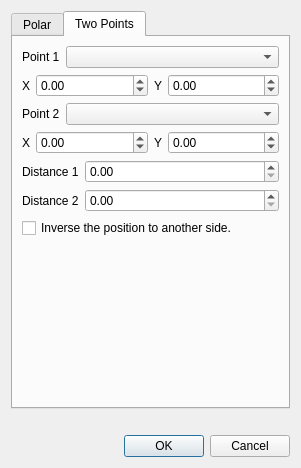
Above: pyslvs_ui/entities/relocate_point.ui from KmolYuan/Pyslvs-UI before the change. Below: the same form after it.
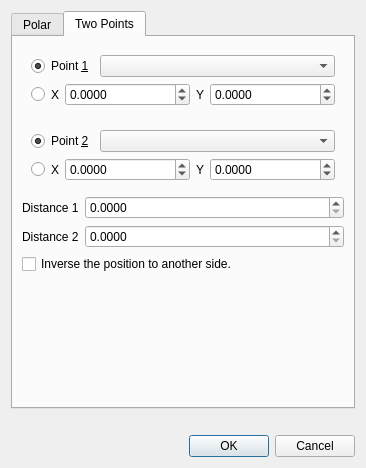
That is the form after the change. The open tabs and pages were chosen to show the change. Icons and pictures are not drawn.

Commit message: Fix relocate function and increase accuracy of its spinbox.

```diff
--- a/pyslvs_ui/entities/relocate_point.ui
+++ b/pyslvs_ui/entities/relocate_point.ui
@@ -6,7 +6,7 @@
    <rect>
     <x>0</x>
     <y>0</y>
-    <width>301</width>
+    <width>366</width>
     <height>468</height>
    </rect>
   </property>
@@ -157,19 +157,25 @@
       <attribute name="title">
        <string>Two Points</string>
       </attribute>
-      <layout class="QVBoxLayout" name="verticalLayout_2">
+      <layout class="QVBoxLayout" name="verticalLayout_7">
+       <item>
+        <widget class="QWidget" name="" native="true">
+         <layout class="QVBoxLayout" name="verticalLayout_5">
        <item>
         <layout class="QHBoxLayout" name="horizontalLayout_4">
          <item>
-          <widget class="QLabel" name="pllp_p1_label">
+             <widget class="QRadioButton" name="pllp_p1_label">
            <property name="sizePolicy">
-            <sizepolicy hsizetype="Fixed" vsizetype="Preferred">
+               <sizepolicy hsizetype="Fixed" vsizetype="Fixed">
              <horstretch>0</horstretch>
              <verstretch>0</verstretch>
             </sizepolicy>
            </property>
            <property name="text">
-            <string>Point 1</string>
+               <string>Point &amp;1</string>
+              </property>
+              <property name="checked">
+               <bool>true</bool>
            </property>
           </widget>
          </item>
@@ -180,6 +186,19 @@
        </item>
        <item>
         <layout class="QHBoxLayout" name="horizontalLayout_3">
+            <item>
+             <widget class="QRadioButton" name="pllp_p1xy_label">
+              <property name="sizePolicy">
+               <sizepolicy hsizetype="Fixed" vsizetype="Fixed">
+                <horstretch>0</horstretch>
+                <verstretch>0</verstretch>
+               </sizepolicy>
+              </property>
+              <property name="text">
+               <string/>
+              </property>
+             </widget>
+            </item>
          <item>
           <widget class="QLabel" name="pllp_p1x_label">
            <property name="sizePolicy">
@@ -195,6 +214,9 @@
          </item>
          <item>
           <widget class="QDoubleSpinBox" name="pllp_p1x_box">
+              <property name="decimals">
+               <number>4</number>
+              </property>
            <property name="minimum">
             <double>-9999.989999999999782</double>
            </property>
@@ -218,6 +240,9 @@
          </item>
          <item>
           <widget class="QDoubleSpinBox" name="pllp_p1y_box">
+              <property name="decimals">
+               <number>4</number>
+              </property>
            <property name="minimum">
             <double>-9999.989999999999782</double>
            </property>
@@ -228,18 +253,27 @@
          </item>
         </layout>
        </item>
+         </layout>
+        </widget>
+       </item>
+       <item>
+        <widget class="QWidget" name="" native="true">
+         <layout class="QVBoxLayout" name="verticalLayout_6">
        <item>
         <layout class="QHBoxLayout" name="horizontalLayout_5">
          <item>
-          <widget class="QLabel" name="pllp_p2_label">
+             <widget class="QRadioButton" name="pllp_p2_label">
            <property name="sizePolicy">
-            <sizepolicy hsizetype="Fixed" vsizetype="Preferred">
+               <sizepolicy hsizetype="Fixed" vsizetype="Fixed">
              <horstretch>0</horstretch>
              <verstretch>0</verstretch>
             </sizepolicy>
            </property>
            <property name="text">
-            <string>Point 2</string>
+               <string>Point &amp;2</string>
+              </property>
+              <property name="checked">
+               <bool>true</bool>
            </property>
           </widget>
          </item>
@@ -250,6 +284,19 @@
        </item>
        <item>
         <layout class="QHBoxLayout" name="horizontalLayout_6">
+            <item>
+             <widget class="QRadioButton" name="pllp_p2xy_label">
+              <property name="sizePolicy">
+               <sizepolicy hsizetype="Fixed" vsizetype="Fixed">
+                <horstretch>0</horstretch>
+                <verstretch>0</verstretch>
+               </sizepolicy>
+              </property>
+              <property name="text">
+               <string/>
+              </property>
+             </widget>
+            </item>
          <item>
           <widget class="QLabel" name="pllp_p2x_label">
            <property name="sizePolicy">
@@ -265,6 +312,9 @@
          </item>
          <item>
           <widget class="QDoubleSpinBox" name="pllp_p2x_box">
+              <property name="decimals">
+               <number>4</number>
+              </property>
            <property name="minimum">
             <double>-9999.989999999999782</double>
            </property>
@@ -288,17 +338,26 @@
          </item>
          <item>
           <widget class="QDoubleSpinBox" name="pllp_p2y_box">
+              <property name="decimals">
+               <number>4</number>
+              </property>
            <property name="minimum">
             <double>-9999.989999999999782</double>
            </property>
           </widget>
          </item>
         </layout>
+          </item>
+         </layout>
+        </widget>
        </item>
        <item>
         <layout class="QFormLayout" name="formLayout_2">
          <item row="0" column="1">
           <widget class="QDoubleSpinBox" name="pllp_distance1_box">
+           <property name="decimals">
+            <number>4</number>
+           </property>
            <property name="maximum">
             <double>9999.989999999999782</double>
            </property>
@@ -313,6 +372,9 @@
          </item>
          <item row="1" column="1">
           <widget class="QDoubleSpinBox" name="pllp_distance2_box">
+           <property name="decimals">
+            <number>4</number>
+           </property>
            <property name="maximum">
             <double>9999.989999999999782</double>
            </property>
```
Left out of the diff: 12 changed lines with no effect on the pictures. Lines whose indentation alone changed are shown as unchanged. The commit also changes 4 other files.
